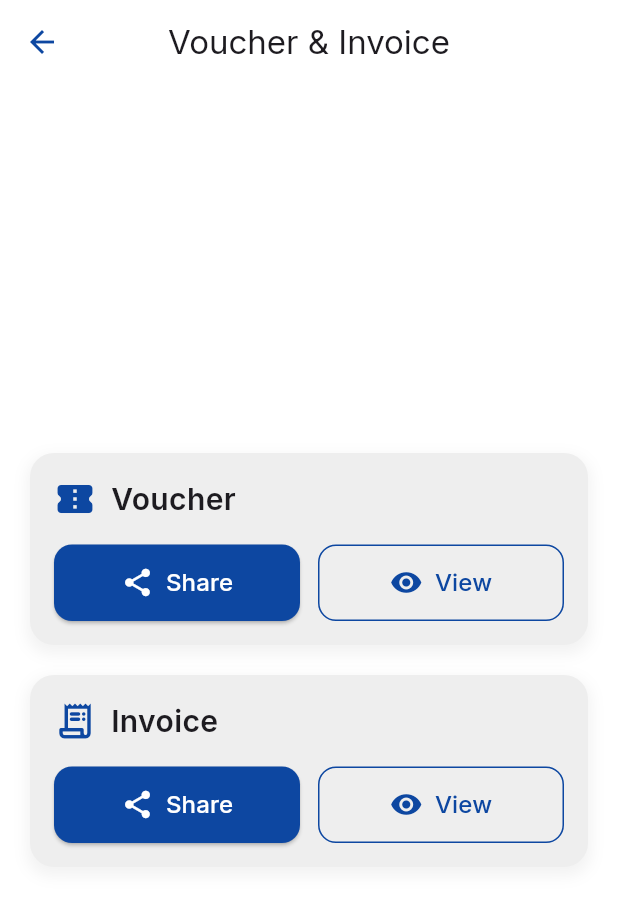
After one commit to Moazzibrahim/Travelta, a Flutter app: the VoucherTourBookingEngine screen opened directly, on a phone screen of 412 x 824 dp. The commit adds this screen. Shown: the top 906 px of the screen. Run offline on Flutter 3.47's test engine with Material 3 defaults, Android fonts, the phone set to English and light mode, and no system bars; our stand-ins replace easy_stepper, flutter_svg, google_fonts, open_file, pdf, pinput and 1 more; accounts and stored records are empty; network calls fail.

Commit message:
voucher done

```diff
--- a/analysis_options.yaml
+++ b/analysis_options.yaml
@@ -10,6 +10,7 @@
 analyzer:
   errors:
     use_build_context_synchronously: ignore
+    avoid_print: ignore
 include: package:flutter_lints/flutter.yaml
 
 linter:
--- a/lib/view/screens/NewBooking/booking_engine/tour/last_book_tour_screen.dart
+++ b/lib/view/screens/NewBooking/booking_engine/tour/last_book_tour_screen.dart
@@ -86,8 +86,8 @@ class LastBookTourScreenState extends State<LastBookTourScreen> {
 
                       await bookingProvider.booktour(
                         context,
-                        agentsId: selectedAgentId.toString(),
-                        customerId: selectedCustomerId.toString(),
+                        agentsId: selectedAgentId,
+                        customerId: selectedCustomerId,
                         noOfPeople: widget.adultsCount,
                         tourId: widget.tour['id'],
                         currencyId: widget.tour['tour_pricing_items'][0]
--- a/lib/view/screens/NewBooking/booking_engine/tour/tour_details_screen.dart
+++ b/lib/view/screens/NewBooking/booking_engine/tour/tour_details_screen.dart
@@ -181,7 +181,7 @@ class TourDetailsScreenState extends State<TourDetailsScreen> {
                       child: TabBarView(
                         children: [
                           TourDetailsWidget(tour: widget.tour),
-                          TourPricingScreen(
+                          TourPricingWidget(
                             tour: widget.tour,
                             adultsCount: widget.adultsCount,
                           ),
--- /dev/null
+++ b/lib/view/screens/NewBooking/booking_engine/tour/voucher_tour_booking_engine_screen.dart
@@ -0,0 +1,137 @@
+import 'package:flutter/material.dart';
+import 'package:flutter_travelta/constants/colors.dart';
+import 'package:flutter_travelta/view/screens/NewBooking/booking_engine/tour/pdf_tour_details.dart';
+import 'package:open_file/open_file.dart';
+import 'package:share_plus/share_plus.dart';
+
+class VoucherTourBookingEngine extends StatelessWidget {
+  final Map<String, dynamic>? responseData;
+
+  const VoucherTourBookingEngine({super.key, this.responseData});
+
+  @override
+  Widget build(BuildContext context) {
+    return Scaffold(
+      appBar: AppBar(
+        title: const Text('Voucher & Invoice'),
+        centerTitle: true,
+        backgroundColor: Colors.white,
+        leading: IconButton(
+          icon: Icon(Icons.arrow_back, color: mainColor),
+          onPressed: () => Navigator.pop(context),
+        ),
+      ),
+      body: Padding(
+        padding: const EdgeInsets.all(20.0),
+        child: Column(
+          mainAxisAlignment: MainAxisAlignment.center,
+          children: [
+            _buildVoucherCard(context),
+            const SizedBox(height: 20),
+            _buildInvoiceCard(context),
+          ],
+        ),
+      ),
+    );
+  }
+
+  Widget _buildInvoiceCard(BuildContext context) {
+    return _buildCard(
+      icon: Icons.receipt_long_rounded,
+      title: 'Invoice',
+      fileName: "invoice.pdf",
+    );
+  }
+
+  Widget _buildVoucherCard(BuildContext context) {
+    return _buildCard(
+      icon: Icons.confirmation_number_rounded,
+      title: 'Voucher',
+      fileName: "voucher.pdf",
+    );
+  }
+
+  Widget _buildCard({
+    required IconData icon,
+    required String title,
+    required String fileName,
+  }) {
+    return Container(
+      padding: const EdgeInsets.all(16),
+      decoration: BoxDecoration(
+        color: Colors.grey[200],
+        borderRadius: BorderRadius.circular(16),
+        boxShadow: [
+          BoxShadow(
+            color: Colors.black.withOpacity(0.05),
+            blurRadius: 8,
+            spreadRadius: 2,
+            offset: const Offset(0, 4),
+          ),
+        ],
+      ),
+      child: Column(
+        crossAxisAlignment: CrossAxisAlignment.start,
+        children: [
+          Row(
+            children: [
+              Icon(icon, color: mainColor, size: 28),
+              const SizedBox(width: 10),
+              Text(
+                title,
+                style:
+                    const TextStyle(fontSize: 20, fontWeight: FontWeight.w600),
+              ),
+            ],
+          ),
+          const SizedBox(height: 16),
+          Row(
+            children: [
+              Expanded(
+                child: ElevatedButton.icon(
+                  style: ElevatedButton.styleFrom(
+                    backgroundColor: mainColor,
+                    foregroundColor: Colors.white,
+                    shape: RoundedRectangleBorder(
+                      borderRadius: BorderRadius.circular(12),
+                    ),
+                    padding: const EdgeInsets.symmetric(vertical: 14),
+                  ),
+                  onPressed: () => _generateAndSharePdf(fileName),
+                  icon: const Icon(Icons.share, size: 22),
+                  label: const Text('Share', style: TextStyle(fontSize: 16)),
+                ),
+              ),
+              const SizedBox(width: 12),
+              Expanded(
+                child: OutlinedButton.icon(
+                  style: OutlinedButton.styleFrom(
+                    foregroundColor: mainColor,
+                    side: BorderSide(color: mainColor),
+                    shape: RoundedRectangleBorder(
+                      borderRadius: BorderRadius.circular(12),
+                    ),
+                    padding: const EdgeInsets.symmetric(vertical: 14),
+                  ),
+                  onPressed: () => _generateAndViewPdf(fileName),
+                  icon: const Icon(Icons.visibility, size: 22),
+                  label: const Text('View', style: TextStyle(fontSize: 16)),
+                ),
+              ),
+            ],
+          ),
+        ],
+      ),
+    );
+  }
+
+  Future<void> _generateAndSharePdf(String fileName) async {
+    final filePath = await PdfGenerator.generatePdf(fileName, responseData);
+    await Share.shareXFiles([XFile(filePath)], text: 'Here is your $fileName');
+  }
+
+  Future<void> _generateAndViewPdf(String fileName) async {
+    final filePath = await PdfGenerator.generatePdf(fileName, responseData);
+    await OpenFile.open(filePath);
+  }
+}
--- a/pubspec.yaml
+++ b/pubspec.yaml
@@ -47,6 +47,7 @@ dependencies:
   month_picker_dialog: ^6.0.2
   url_launcher: ^6.3.1
 
+
 dev_dependencies:
   flutter_lints: ^4.0.0
   flutter_test:
```
Also changed, not shown: lib/controllers/booking_engine_controller.dart (+50 -30 lines), lib/view/screens/NewBooking/booking_engine/tour/pdf_tour_details.dart (added, +286 -0 lines), lib/view/screens/NewBooking/booking_engine/tour/pricing_tour_widget.dart (+4 -4 lines).
